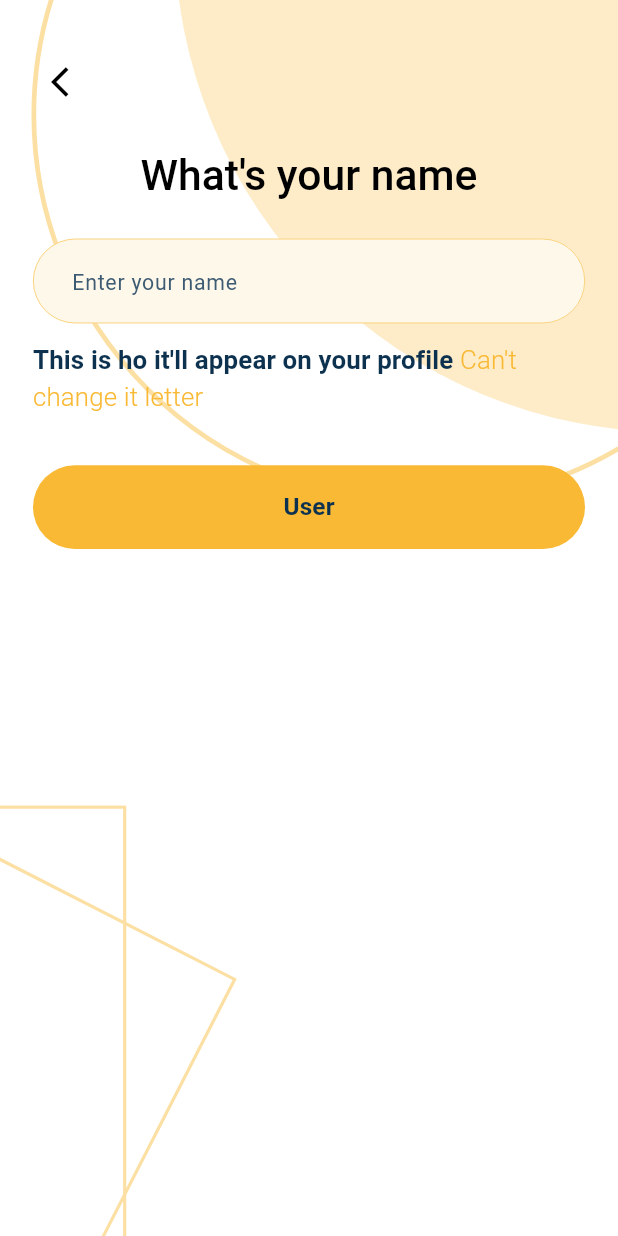
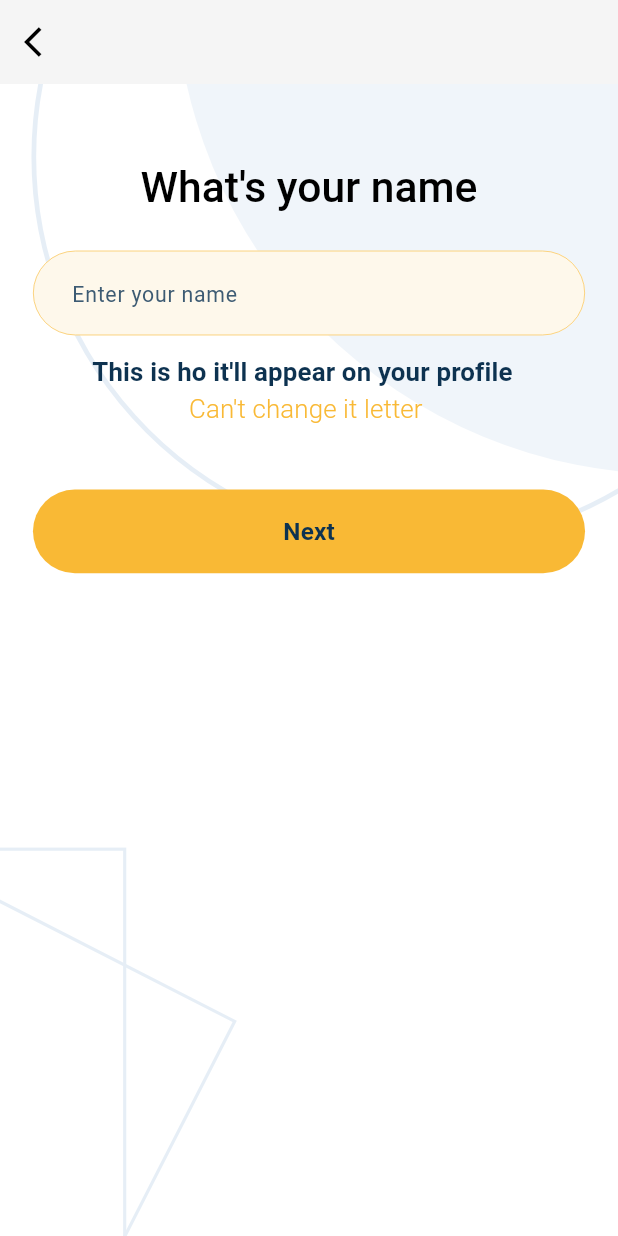
Before and after one commit to nizam-app/Market-Jango-Backend-Update, a Flutter app: the NameScreen screen opened by its route, on a phone screen of 412 x 824 dp. Run offline on Flutter 3.47's test engine with Material 3 defaults, Android fonts, the phone set to English and light mode, and no system bars; our stand-ins replace flutter_screenutil, flutter_svg, get, go_router, pinput.

Commit message:
Update code

```diff
--- a/lib/features/auth/screens/name_screen.dart
+++ b/lib/features/auth/screens/name_screen.dart
@@ -4,25 +4,30 @@ import 'package:go_router/go_router.dart';
 import 'package:market_jango/core/constants/color_control/all_color.dart';
 import 'package:market_jango/core/widget/custom_auth_button.dart';
 import 'package:market_jango/core/widget/sreeen_brackground.dart';
+import 'package:market_jango/features/auth/screens/user.dart';
 
 class NameScreen extends StatelessWidget {
   const NameScreen({super.key});
-  static final String routeName= '/nameScreen';
+  static final String routeName = '/nameScreen';
 
   @override
   Widget build(BuildContext context) {
     return Scaffold(
-
+      appBar: AppBar(
+        elevation: 0,
+        leading:IconButton(
+          onPressed: () {
+            context.pop();
+          },
+          icon: Icon(Icons.arrow_back_ios),
+        ),
+      ),
       body: ScreenBackground(
         child: SingleChildScrollView(
-          child: Padding(padding: EdgeInsets.symmetric(horizontal: 20.w),
-          child: Column(
-            children: [
-                 NameText(),
-                 NextBotton(),
-
-            ],
-          ),),
+          child: Padding(
+            padding: EdgeInsets.symmetric(horizontal: 20.w),
+            child: Column(children: [NameText(), NextBotton()]),
+          ),
         ),
       ),
     );
@@ -30,9 +35,7 @@ class NameScreen extends StatelessWidget {
 }
 
 class NameText extends StatelessWidget {
-  const NameText({
-    super.key,
-  });
+  const NameText({super.key});
 
   @override
   Widget build(BuildContext context) {
@@ -40,74 +43,60 @@ class NameText extends StatelessWidget {
     return Column(
       crossAxisAlignment: CrossAxisAlignment.start,
       children: [
-         SizedBox(height: 30.h,),
-        IconButton(onPressed: (){
-           context.pop();
-        }, icon:Icon(Icons.arrow_back_ios)),
-    SizedBox(height: 20.h,),
-    Center(child: Text("What's your name",style:textTheme.titleLarge,)),
-    SizedBox(height: 24.h,),
+        SizedBox(height: 30.h),
+
+        SizedBox(height: 20.h),
+        Center(child: Text("What's your name", style: textTheme.titleLarge)),
+        SizedBox(height: 24.h),
         TextFormField(
-      keyboardType:TextInputType.name,
+          keyboardType: TextInputType.name,
           decoration: InputDecoration(
-
             hintText: "Enter your name",
-
             border: OutlineInputBorder(
               borderRadius: BorderRadius.circular(20.r),
             ),
           ),
         ),
-
       ],
     );
   }
 }
+
 class NextBotton extends StatelessWidget {
-  const NextBotton({
-    super.key,
-  });
-
+  const NextBotton({super.key});
   @override
   Widget build(BuildContext context) {
     return Column(
       children: [
-        SizedBox(height: 12.h,),
-        Center(
-          child: Text.rich(
-            TextSpan(
-              text: "This is ho it'll appear on your profile ",
+        SizedBox(height: 12.h),
+        Text(
+          "This is ho it'll appear on your profile  ",
           style: Theme.of(context).textTheme.titleSmall,
-              children: [
-                TextSpan(
-                  text: "Can't change it letter ",
+        ),
+
+        Text(
+          "Can't change it letter ",
           style: Theme.of(context).textTheme.titleSmall?.copyWith(
             color: AllColor.loginButtonColor,
-                    fontWeight: FontWeight.w300,),
-                  onEnter: (_){
-
-                  }
-                ),
-              ],
+            fontWeight: FontWeight.w300,
           ),
         ),
+
+        SizedBox(height: 40.h),
+        CustomAuthButton(
+          buttonText: "Next",
+          onTap: ()=> nextButonDone(context),
            ),
-        SizedBox(height: 32.h,),
-        CustomAuthButton(buttonText:"User",onTap: (){
-         loginDone();
-         },),
-
       ],
     );
   }
-void loginDone() {}
-
-void goToForgotPasswordScreen(BuildContext context) {
 
 
-  void goToSignUpScreen(BuildContext context) {
-    context.push('');
-  }
+  void nextButonDone(BuildContext context) {
+    goToUserScreen(context);
 
   }
+      void goToUserScreen(BuildContext context) {
+    context.push(UserScreen.routeName);
   }
+  }
--- a/lib/routes/app_routes.dart
+++ b/lib/routes/app_routes.dart
@@ -1,4 +1,6 @@
 import 'package:go_router/go_router.dart';
+import 'package:market_jango/features/auth/screens/code_screen.dart';
+import 'package:market_jango/features/auth/screens/email_screen.dart';
 import 'package:market_jango/features/auth/screens/name_screen.dart';
 import 'package:market_jango/features/auth/screens/new_password_screen.dart';
 import 'package:market_jango/features/auth/screens/phone_number.dart';
@@ -33,20 +35,33 @@ final GoRouter router = GoRouter(
       builder: (context, state) => const NewPasswordScreen(),
     ),
     GoRoute(path:SplashScreen.routeName,
-    name: 'splash',
+    name: 'splashScreen',
     builder: (context,state)=>const SplashScreen(),
      ),
      GoRoute(path:NameScreen.routeName,
-    name: 'name',
+    name: 'nameScreen',
     builder: (context,state)=>const NameScreen(),
      ),
       GoRoute(path:UserScreen.routeName,
-    name: 'user',
+    name: 'userScreen',
     builder: (context,state)=>const UserScreen(),
      ),
      GoRoute(path:PhoneNumberScreen.routeName,
-    name: 'phoneNumber',
+    name: 'phoneNumberScreen',
     builder: (context,state)=>const PhoneNumberScreen(),
-     )
+     ),
+
+    GoRoute(path:CodeScreen.routeName,
+    name: 'codeScreen',
+    builder: (context,state)=>const CodeScreen(),
+     ),
+
+GoRoute(path:EmailScreen.routeName,
+    name: 'emailScreen',
+    builder: (context,state)=>const EmailScreen(),
+     ),
+
+
+
   ],
 );
```
Also changed, not shown: lib/features/auth/screens/code_screen.dart (added, +90 -0 lines), lib/features/auth/screens/email_screen.dart (added, +79 -0 lines), lib/features/auth/screens/phone_number.dart (+55 -0 lines), lib/features/auth/screens/splash_screen.dart (+7 -4 lines), lib/features/auth/screens/user.dart (+128 -11 lines), assets/images/authBackground.svg, assets/images/splash-logo.png (deleted), 1 other file. Lines whose indentation alone changed are shown as unchanged.
